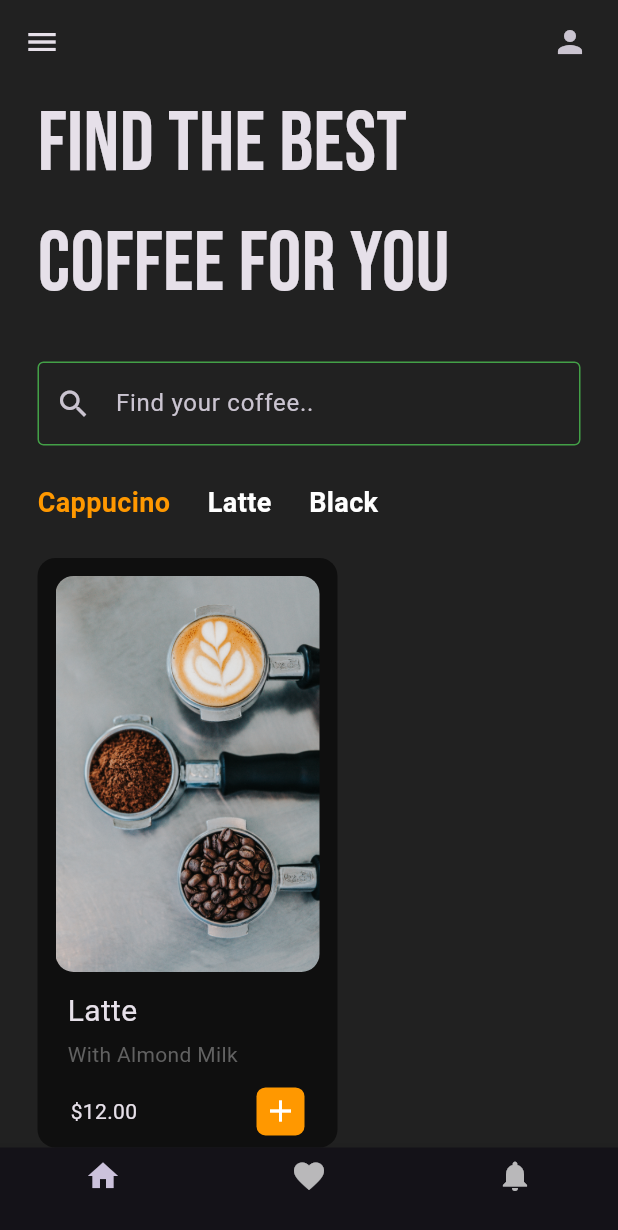
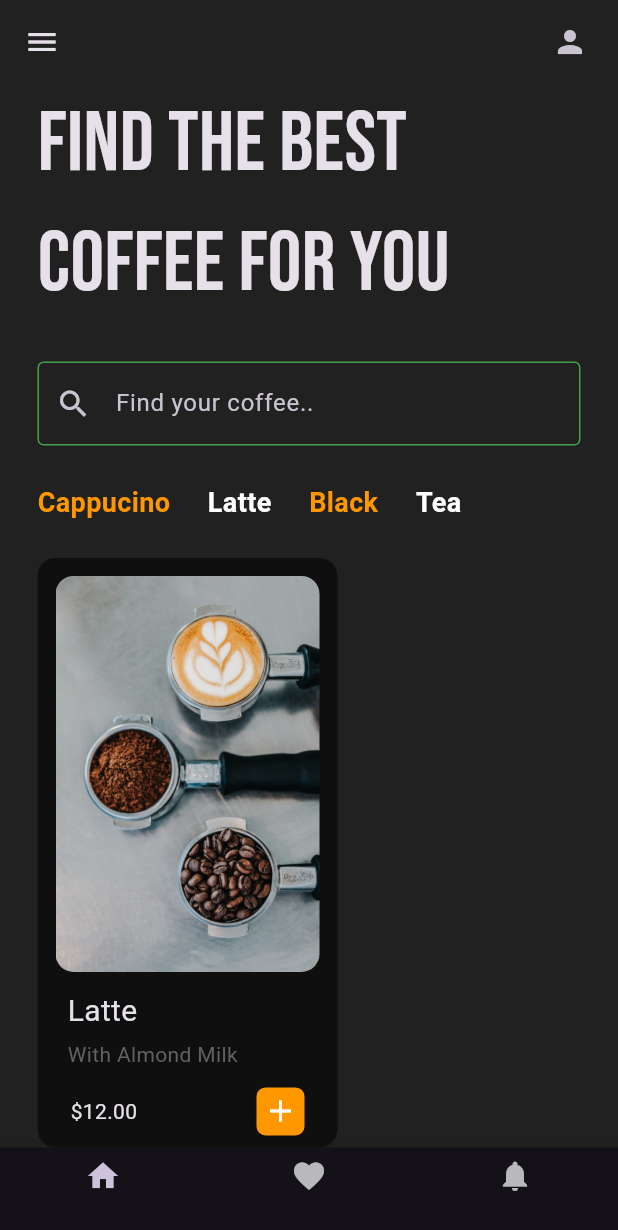
Before and after one commit to avikumar11haz/coffeeapp_ui, a Flutter app: the screen it shows after launch, after a tap on "Black", on a phone screen of 412 x 824 dp. Shown: the top 1230 px of the screen. Run offline on Flutter 3.47's test engine with Material 3 defaults, Android fonts, the phone set to English and light mode, and no system bars; our stand-ins replace google_fonts.

```diff
--- a/lib/pages/home_page.dart
+++ b/lib/pages/home_page.dart
@@ -11,10 +11,32 @@ class HomePage extends StatefulWidget {
 }
 
 class _HomePageState extends State<HomePage> {
+  //list of coffee types
+  final List coffeeType = [
+    //[coffee type, isSelected]
+    [
+      'Cappucino',
+      true,
+    ],
+    [
+      'Latte',
+      false,
+    ],
+    [
+      'Black',
+      false,
+    ],
+    [
+      'Tea',
+      false,
+    ],
+  ];
 
   //user tapped on coffee types
-  void coffeeTypeSelected() {
-
+  void coffeeTypeSelected(int index) {
+    setState(() {
+      coffeeType[index][1] = true;
+    });
   }
 
   @override
@@ -53,12 +75,16 @@ class _HomePageState extends State<HomePage> {
           //Find the best coffee for you
           Padding(
             padding: const EdgeInsets.symmetric(horizontal: 25.0),
-            child: Text("Find the best coffee for you",
+            child: Text(
+              "Find the best coffee for you",
               style: GoogleFonts.bebasNeue(
                 fontSize: 56,
-            ),),
               ),
-          SizedBox(height: 25,),
+            ),
+          ),
+          SizedBox(
+            height: 25,
+          ),
 
           //Search Bar
           Padding(
@@ -72,28 +98,27 @@ class _HomePageState extends State<HomePage> {
                   ),
                   enabledBorder: OutlineInputBorder(
                     borderSide: BorderSide(color: Colors.green.shade600),
-                )
+                  )),
             ),
           ),
+          const SizedBox(
+            height: 25,
           ),
-          const SizedBox(height: 25,),
 
           //horizontal listview of coffee types
           Container(
             height: 50,
-            child: ListView(
+            child: ListView.builder(
               scrollDirection: Axis.horizontal,
-              children: [
-                CoffeeType(coffeeType: 'Cappucino',
-                isSelected: true,
-                onTap: coffeeTypeSelected,),
-                CoffeeType(coffeeType: "Latte",
-                isSelected: false,
-                onTap: coffeeTypeSelected,),
-                CoffeeType(coffeeType: "Black",
-                isSelected: false,
-                onTap: coffeeTypeSelected,),
-              ],
+              itemCount: coffeeType.length,
+              itemBuilder: (context, index) {
+                return CoffeeType(
+                    coffeeType: coffeeType[index][0],
+                    isSelected: coffeeType[index][1],
+                    onTap: () {
+                      coffeeTypeSelected(index);
+                    });
+              },
             ),
           ),
 
```
Lines whose indentation alone changed are shown as unchanged.
